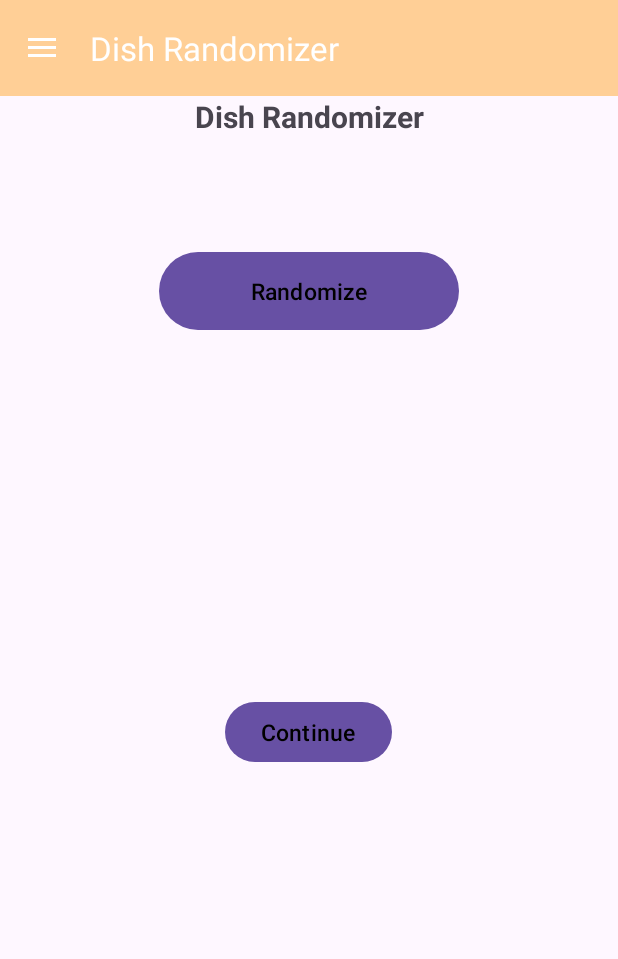
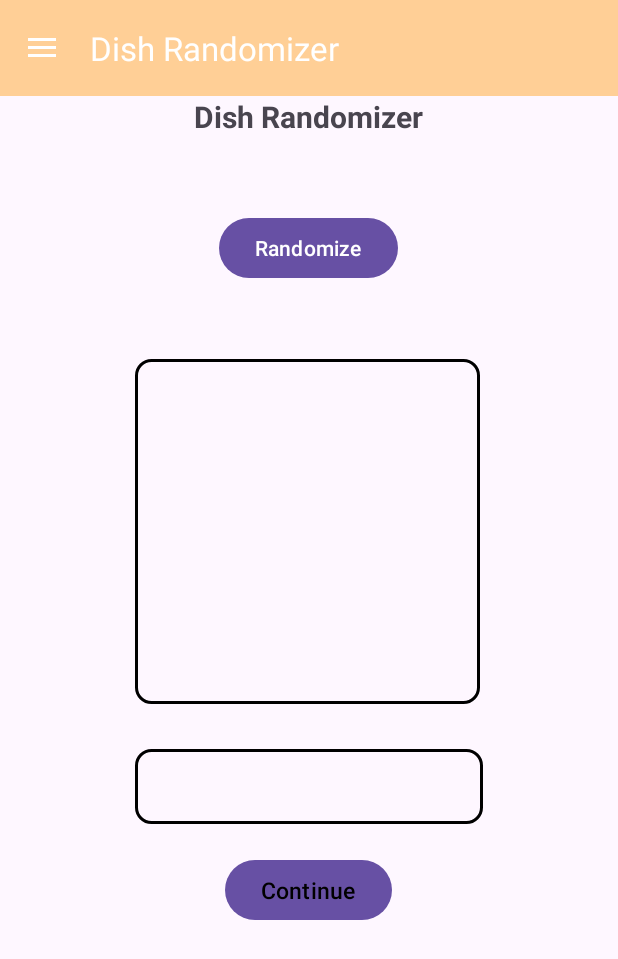
Before and after one commit to Juliusramos/Final, an Android app: the screen it shows after launch (MainActivity), in the side drawer, after a tap on "Dish Randomizer", on a phone screen of 412 x 824 dp. Shown: the top 959 px of the screen. Run offline under Robolectric (Android 15) with nearby library versions, the phone set to English and light mode, and no system bars.

Commit message:
Dish randomizer TEST 2

```diff
--- /dev/null
+++ b/app/src/main/res/drawable/foodname_border.xml
@@ -0,0 +1,9 @@
+<?xml version="1.0" encoding="utf-8"?>
+<shape xmlns:android="http://schemas.android.com/apk/res/android">
+
+    <corners
+        android:radius="10dp"/>
+    <stroke
+        android:width="2dp"
+        android:color="#000000"/>
+</shape>
--- a/app/src/main/res/layout/fragment_dish_randomizer.xml
+++ b/app/src/main/res/layout/fragment_dish_randomizer.xml
@@ -1,5 +1,5 @@
 <?xml version="1.0" encoding="utf-8"?>
-<FrameLayout xmlns:android="http://schemas.android.com/apk/res/android"
+<LinearLayout xmlns:android="http://schemas.android.com/apk/res/android"
     xmlns:app="http://schemas.android.com/apk/res-auto"
     xmlns:tools="http://schemas.android.com/tools"
     android:layout_width="match_parent"
@@ -7,43 +7,52 @@
     android:layout_gravity="center"
     android:orientation="vertical"
     tools:context=".nav_fragments.DishRandomizerFragment">
-
-    <TextView
+        <LinearLayout
+            android:layout_width="wrap_content"
+            android:layout_height="wrap_content"
+            android:orientation="horizontal"/>
+        <TextView
         android:id="@+id/textView"
-        android:layout_width="match_parent"
-        android:layout_height="match_parent"
+        android:layout_height="wrap_content"
+        android:layout_gravity="center_horizontal"
+        android:layout_width="wrap_content"
         android:text="Dish Randomizer"
-        android:textAlignment="center"
         android:textSize="20sp"
         android:textStyle="bold" />
 
-    <Button
+        <Button
         android:id="@+id/rdmButton"
-        android:textAlignment="center"
-        android:layout_width="200dp"
-        android:layout_height="60dp"
-        android:text="Randomize"
-        android:layout_marginTop="100dp"
+        android:layout_width="wrap_content"
         android:layout_gravity="center_horizontal"
-        android:textAllCaps="false"
-        android:textColor="#000000"
-        android:textSize="15sp"/>
+        android:layout_marginVertical="50dp"
+        android:layout_height="wrap_content"
+        android:text="Randomize"/>
 
     <ImageView
         android:id="@+id/imageView"
-        android:layout_width="300dp"
-        android:layout_height="200dp"
-        android:layout_marginStart="55dp"
-        android:layout_marginTop="180dp"
-        android:layout_marginEnd="100dp"
+        android:layout_width="230dp"
+        android:layout_height="230dp"
+        android:layout_gravity="center_vertical"
+        android:background="@drawable/foodname_border"
+        android:layout_marginStart="90dp"
         android:layout_marginBottom="30dp" />
+
+    <TextView
+        android:id="@+id/foodName"
+        android:layout_width="wrap_content"
+        android:layout_height="wrap_content"
+        android:height="50dp"
+        android:width="300dp"
+        android:background="@drawable/foodname_border"
+        android:layout_marginStart="90dp"
+        android:layout_marginEnd="90dp"
+        android:layout_marginBottom="20dp"/>
 
     <Button
         android:id="@+id/continueButton"
         android:layout_width="wrap_content"
         android:layout_height="wrap_content"
         android:text="Continue"
-        android:layout_marginTop="400dp"
         android:layout_gravity="center_horizontal"
         android:textAllCaps="false"
         android:textColor="#000000"
@@ -51,4 +60,4 @@
         />
 
 
-</FrameLayout>
+</LinearLayout>
```
